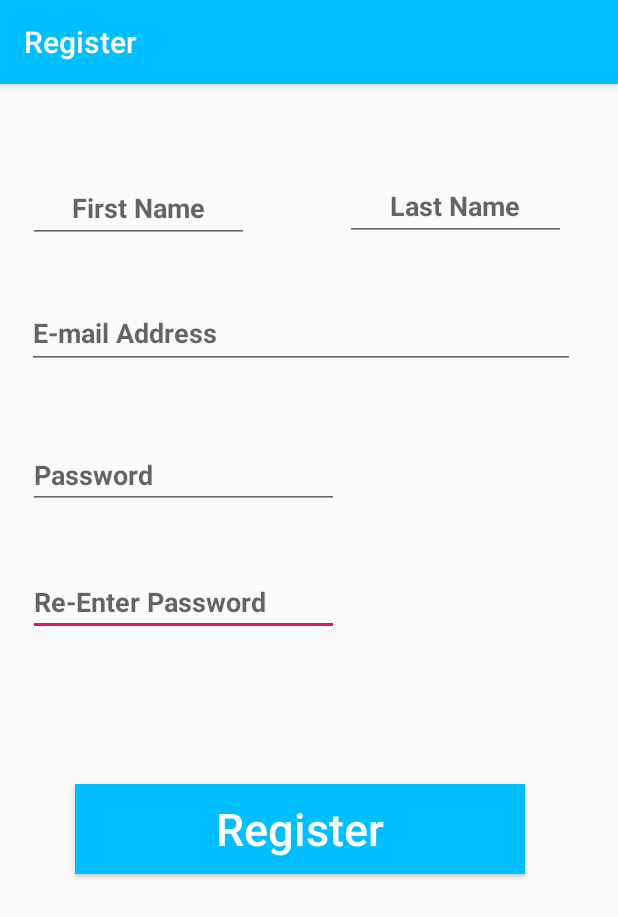
After one commit to karimmady/eshop-client, an Android app: the Register screen opened directly, with no data from a screen before it, on a phone screen of 412 x 824 dp. The commit adds this screen. Shown: the top 917 px of the screen. Run offline under Robolectric (Android 15) with nearby library versions, the phone set to English and light mode, and no system bars.

Commit message:
register activity

```diff
--- a/app/src/main/AndroidManifest.xml
+++ b/app/src/main/AndroidManifest.xml
@@ -10,6 +10,7 @@
         android:roundIcon="@mipmap/ic_launcher_round"
         android:supportsRtl="true"
         android:theme="@style/AppTheme">
+        <activity android:name=".Register"></activity>
         <activity
             android:name=".MainActivity"
             android:label="@string/app_name">
--- a/app/src/main/java/com/example/eshop_client/MainActivity.java
+++ b/app/src/main/java/com/example/eshop_client/MainActivity.java
@@ -1,5 +1,6 @@
 package com.example.eshop_client;
 
+import android.content.Intent;
 import android.os.AsyncTask;
 import android.os.Bundle;
 import android.telephony.SmsManager;
@@ -29,6 +30,7 @@ import java.io.IOException;
 public class MainActivity extends AppCompatActivity {
     Button loginButton;
     String loginURL ;
+    Button RegisterButton;
     @Override
     protected void onCreate(Bundle savedInstanceState) {
         super.onCreate(savedInstanceState);
@@ -55,6 +57,17 @@ public class MainActivity extends AppCompatActivity {
 //        NavController navController = Navigation.findNavController(this, R.id.nav_host_fragment);
 //        NavigationUI.setupActionBarWithNavController(this, navController, appBarConfiguration);
 //        NavigationUI.setupWithNavController(navView, navController);
+
+        RegisterButton=  findViewById(R.id.register);
+        RegisterButton.setOnClickListener(new View.OnClickListener() {
+            @Override
+            public void onClick(View v) {
+
+                Intent F= new Intent(MainActivity.this,Register.class);
+                startActivity(F);
+
+            }
+        });
     }
 
 }
--- /dev/null
+++ b/app/src/main/java/com/example/eshop_client/Register.java
@@ -0,0 +1,47 @@
+package com.example.eshop_client;
+
+import androidx.appcompat.app.AppCompatActivity;
+
+import android.content.Intent;
+import android.os.Bundle;
+import android.view.View;
+import android.widget.Button;
+import android.widget.EditText;
+import android.widget.Toast;
+
+public class Register extends AppCompatActivity {
+    Button Register;
+    String registerURL;
+    @Override
+    protected void onCreate(Bundle savedInstanceState) {
+        super.onCreate(savedInstanceState);
+        setContentView(R.layout.activity_register);
+        setTitle("Register");
+
+        Register=  findViewById(R.id.register2);
+        Register.setOnClickListener(new View.OnClickListener() {
+            @Override
+            public void onClick(View v) {
+                EditText email = findViewById(R.id.email2);
+                EditText firstName = findViewById(R.id.FirstName);
+                EditText lastName = findViewById(R.id.LastName);
+                EditText Password = findViewById(R.id.Password);
+                EditText RePassword =findViewById(R.id.ReEnter);
+               // System.out.println(String.valueOf(firstName.getText()).equals(null));
+                if(!String.valueOf(Password.getText()).equals(String.valueOf(RePassword.getText())))
+                {
+
+                    Toast.makeText(Register.this,"Password does not match",Toast.LENGTH_SHORT).show();
+                }
+                else{
+                    registerURL = "http://10.0.2.2:3000/register?" + "email=" + email.getText() +"&password="+Password.getText()+"&name="+String.valueOf(firstName.getText())+"%20"+String.valueOf(lastName.getText());
+                    new Network().execute(registerURL);
+                    Intent i= new Intent(Register.this,MainActivity.class);
+                    startActivity(i);
+                }
+
+            }
+        });
+
+    }
+}
--- /dev/null
+++ b/app/src/main/res/layout/activity_register.xml
@@ -0,0 +1,80 @@
+<?xml version="1.0" encoding="utf-8"?>
+<AbsoluteLayout xmlns:android="http://schemas.android.com/apk/res/android"
+    xmlns:app="http://schemas.android.com/apk/res-auto"
+    xmlns:tools="http://schemas.android.com/tools"
+    android:layout_width="match_parent"
+    android:layout_height="match_parent"
+    tools:context=".Register">
+
+    <EditText
+        android:id="@+id/ReEnter"
+        android:layout_width="207dp"
+        android:layout_height="wrap_content"
+        android:layout_x="19dp"
+        android:layout_y="323dp"
+        android:hint="Re-Enter Password"
+        android:inputType="textPassword"
+        android:textColor="@color/deepSkyBlue"
+        android:textStyle="bold" />
+
+    <EditText
+        android:id="@+id/Password"
+        android:layout_width="207dp"
+        android:layout_height="wrap_content"
+        android:layout_x="19dp"
+        android:layout_y="238dp"
+        android:hint="Password"
+        android:inputType="textPassword"
+        android:textColor="@color/deepSkyBlue"
+        android:textStyle="bold" />
+
+    <EditText
+        android:id="@+id/FirstName"
+        android:layout_width="147dp"
+        android:layout_height="46dp"
+        android:layout_x="19dp"
+        android:layout_y="60dp"
+        android:textAlignment="center"
+        android:textColor="@color/deepSkyBlue"
+        android:textStyle="bold"
+        android:hint="First Name"
+        android:inputType="textPersonName"
+     />
+
+    <EditText
+        android:id="@+id/LastName"
+        android:layout_width="147dp"
+        android:layout_height="46dp"
+        android:layout_x="230dp"
+        android:layout_y="59dp"
+        android:textAlignment="center"
+        android:textColor="@color/deepSkyBlue"
+        android:textStyle="bold"
+        android:hint="Last Name"
+        android:inputType="textPersonName"
+      />
+
+    <EditText
+        android:id="@+id/email2"
+        android:layout_width="365dp"
+        android:layout_height="48dp"
+        android:layout_x="18dp"
+        android:layout_y="142dp"
+        android:textColor="@color/deepSkyBlue"
+        android:textStyle="bold"
+        android:hint="E-mail Address"
+         />
+
+    <Button
+        android:id="@+id/register2"
+        android:layout_width="300dp"
+        android:layout_height="60dp"
+        android:layout_x="50dp"
+        android:layout_y="467dp"
+        android:background="@color/deepSkyBlue"
+        android:text="Register"
+        android:textAllCaps="false"
+        android:textColor="@color/white"
+        android:textSize="30dp" />/>
+
+</AbsoluteLayout>
```
